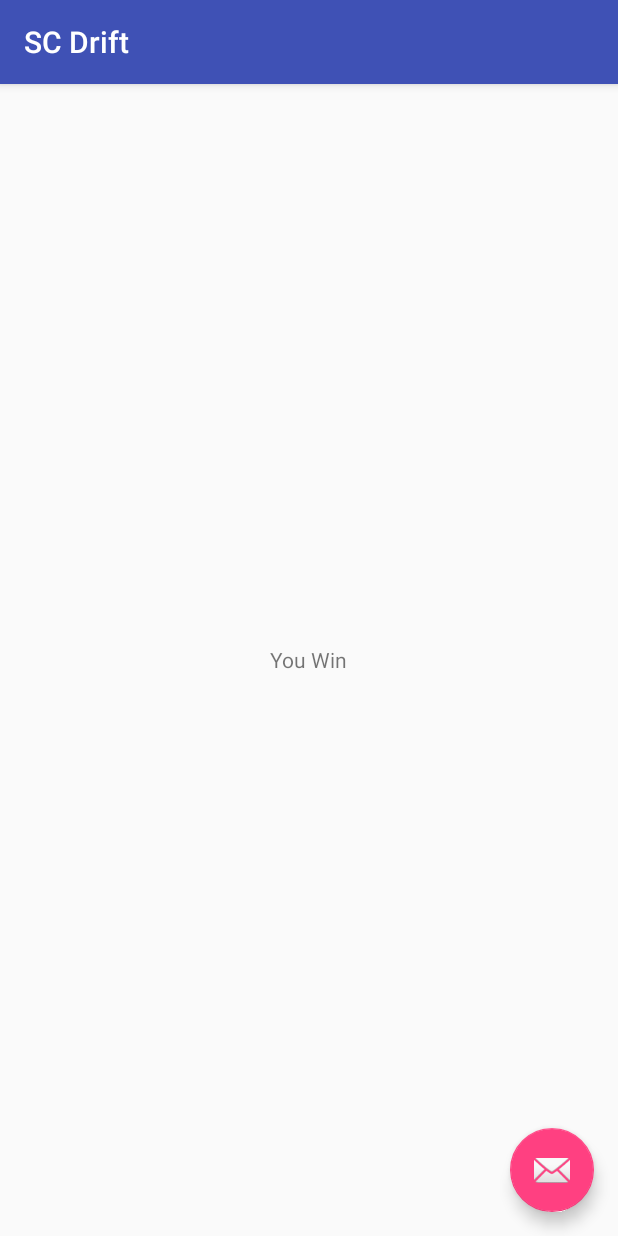
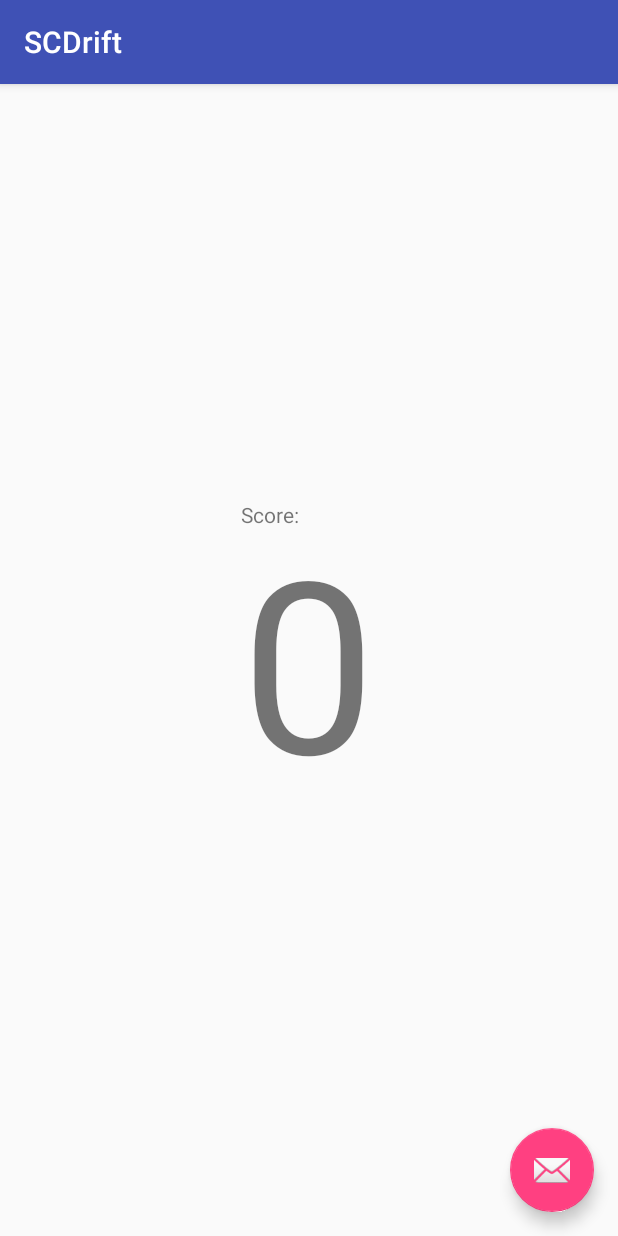
Before and after one commit to benjaminran/sc-drift, an Android app: the screen it shows after launch (MainActivity), on a phone screen of 412 x 824 dp. Run offline under Robolectric (Android 15) with nearby library versions, the phone set to English and light mode, and no system bars.

Commit message:
added rough scoreview

```diff
--- /dev/null
+++ b/app/src/main/java/com/inboardhack/scdrift/Score.java
@@ -0,0 +1,16 @@
+package com.inboardhack.scdrift;
+
+/**
+ * Created by benjaminran on 1/29/16.
+ */
+public class Score {
+    private int score;
+
+    public Score() {
+        score = 0;
+    }
+
+    public int getScore() { return score; }
+    public void setScore(int newScore) { score = newScore; }
+    public void incrementScore(int increment) { score += increment; }
+}
--- /dev/null
+++ b/app/src/main/java/com/inboardhack/scdrift/ScoreView.java
@@ -0,0 +1,48 @@
+package com.inboardhack.scdrift;
+
+import android.content.Context;
+import android.util.AttributeSet;
+import android.util.TypedValue;
+import android.widget.RelativeLayout;
+import android.widget.TextView;
+
+/**
+ * Created by benjaminran on 1/29/16.
+ */
+public class ScoreView extends RelativeLayout {
+
+    private Score score;
+    private TextView scoreView;
+    private TextView scoreLabel;
+
+    public ScoreView(Context context) {
+        super(context);
+        init(context);
+    }
+
+    public ScoreView(Context context, AttributeSet attrs) {
+        super(context, attrs);
+        init(context);
+    }
+
+    public ScoreView(Context context, AttributeSet attrs, int defStyle) {
+        super(context, attrs, defStyle);
+        init(context);
+    }
+
+    private void init(Context context) {
+        setGravity(CENTER_IN_PARENT);
+        score = new Score();
+        scoreView = new TextView(context);
+        scoreView.setTextSize(TypedValue.COMPLEX_UNIT_IN, 1);
+        scoreLabel = new TextView(context);
+        scoreLabel.setText("Score:");
+        update();
+        addView(scoreView);
+        addView(scoreLabel);
+    }
+
+    public void update() {
+        scoreView.setText(""+score.getScore());
+    }
+}
--- a/app/src/main/java/com/inboardhack/scdrift/Slide.java
+++ b/app/src/main/java/com/inboardhack/scdrift/Slide.java
@@ -1,3 +1,5 @@
+package com.inboardhack.scdrift;
+
 public class Slide {
 
     private int score;
--- a/app/src/main/java/com/inboardhack/scdrift/Utils.java
+++ b/app/src/main/java/com/inboardhack/scdrift/Utils.java
@@ -1,3 +1,5 @@
+package com.inboardhack.scdrift;
+
 public class Utils {
 
     public static final double MINSLIDESTRENGTH = 0;
--- a/app/src/main/res/layout/content_main.xml
+++ b/app/src/main/res/layout/content_main.xml
@@ -10,6 +10,8 @@
     app:layout_behavior="@string/appbar_scrolling_view_behavior"
     tools:showIn="@layout/activity_main" tools:context=".MainActivity">
 
-    <TextView android:text="You Win" android:layout_width="wrap_content"
-        android:layout_height="wrap_content" />
+    <com.inboardhack.scdrift.ScoreView
+        android:layout_width="wrap_content"
+        android:layout_height="wrap_content"></com.inboardhack.scdrift.ScoreView>
+
 </RelativeLayout>
--- a/app/src/main/res/values/strings.xml
+++ b/app/src/main/res/values/strings.xml
@@ -1,4 +1,4 @@
 <resources>
-    <string name="app_name">SC Drift</string>
+    <string name="app_name">SCDrift</string>
     <string name="action_settings">Settings</string>
 </resources>
```
Also changed, not shown: 1 other file.
